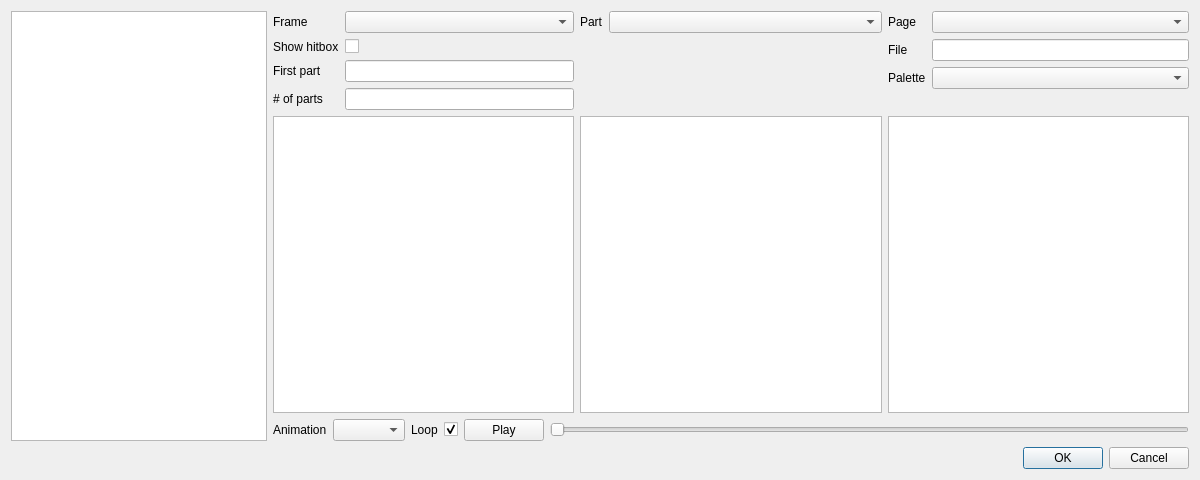
First picture: the form in dsvedit/sprite_editor.ui, repository LagoLunatic/DSVEdit, before the edit.
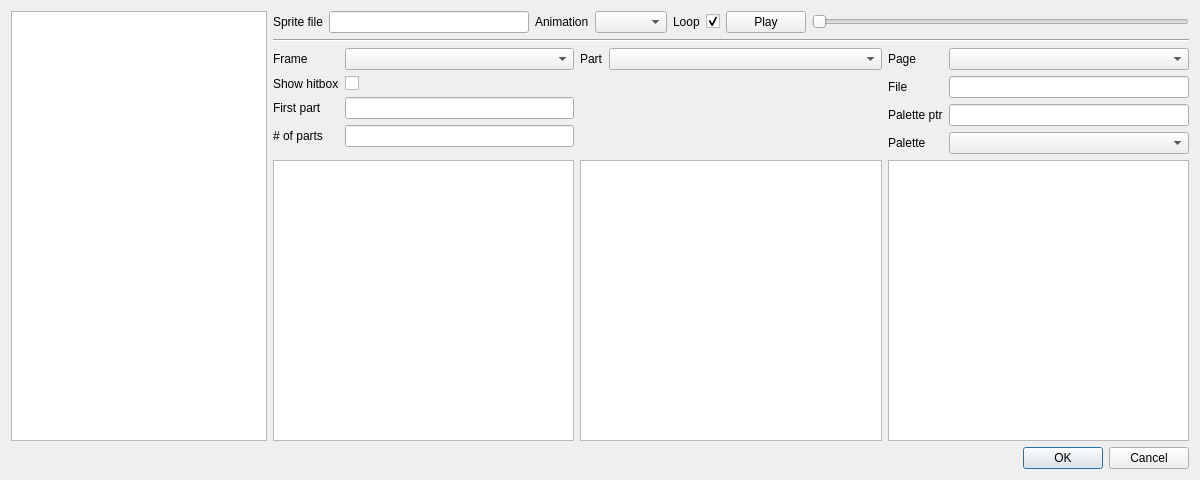
Second picture: the form after the edit.

Commit message: Sprite editor: Display sprite filename and palette pointer

What changed in the file:
```diff
--- a/dsvedit/sprite_editor.ui
+++ b/dsvedit/sprite_editor.ui
@@ -32,6 +32,75 @@
         <layout class="QVBoxLayout" name="verticalLayout_3">
          <item>
           <layout class="QVBoxLayout" name="verticalLayout_9">
+           <item>
+            <layout class="QHBoxLayout" name="horizontalLayout">
+             <item>
+              <widget class="QLabel" name="label_12">
+               <property name="text">
+                <string>Sprite file</string>
+               </property>
+              </widget>
+             </item>
+             <item>
+              <widget class="QLineEdit" name="sprite_file_name">
+               <property name="maximumSize">
+                <size>
+                 <width>200</width>
+                 <height>16777215</height>
+                </size>
+               </property>
+              </widget>
+             </item>
+             <item>
+              <widget class="QLabel" name="label_3">
+               <property name="text">
+                <string>Animation</string>
+               </property>
+              </widget>
+             </item>
+             <item>
+              <widget class="QComboBox" name="animation_index"/>
+             </item>
+             <item>
+              <widget class="QLabel" name="label_8">
+               <property name="text">
+                <string>Loop</string>
+               </property>
+              </widget>
+             </item>
+             <item>
+              <widget class="QCheckBox" name="loop_animation">
+               <property name="text">
+                <string/>
+               </property>
+               <property name="checked">
+                <bool>true</bool>
+               </property>
+              </widget>
+             </item>
+             <item>
+              <widget class="QPushButton" name="toggle_paused_button">
+               <property name="text">
+                <string>Play</string>
+               </property>
+              </widget>
+             </item>
+             <item>
+              <widget class="QSlider" name="seek_slider">
+               <property name="orientation">
+                <enum>Qt::Horizontal</enum>
+               </property>
+              </widget>
+             </item>
+            </layout>
+           </item>
+           <item>
+            <widget class="Line" name="line">
+             <property name="orientation">
+              <enum>Qt::Horizontal</enum>
+             </property>
+            </widget>
+           </item>
            <item>
             <layout class="QHBoxLayout" name="horizontalLayout_3" stretch="1,1,1">
              <item>
@@ -104,9 +173,9 @@
              </item>
              <item>
               <layout class="QFormLayout" name="formLayout">
-               <item row="0" column="1">
-                <widget class="QComboBox" name="gfx_page_index"/>
-               </item>
+               <property name="fieldGrowthPolicy">
+                <enum>QFormLayout::AllNonFixedFieldsGrow</enum>
+               </property>
                <item row="0" column="0">
                 <widget class="QLabel" name="label">
                  <property name="text">
@@ -114,8 +183,8 @@
                  </property>
                 </widget>
                </item>
-               <item row="1" column="1">
-                <widget class="QLineEdit" name="gfx_file_name"/>
+               <item row="0" column="1">
+                <widget class="QComboBox" name="gfx_page_index"/>
                </item>
                <item row="1" column="0">
                 <widget class="QLabel" name="label_2">
@@ -124,16 +193,29 @@
                  </property>
                 </widget>
                </item>
-               <item row="2" column="1">
-                <widget class="QComboBox" name="palette_index"/>
+               <item row="1" column="1">
+                <widget class="QLineEdit" name="gfx_file_name"/>
                </item>
                <item row="2" column="0">
+                <widget class="QLabel" name="label_11">
+                 <property name="text">
+                  <string>Palette ptr</string>
+                 </property>
+                </widget>
+               </item>
+               <item row="2" column="1">
+                <widget class="QLineEdit" name="palette_pointer"/>
+               </item>
+               <item row="3" column="0">
                 <widget class="QLabel" name="label_7">
                  <property name="text">
                   <string>Palette</string>
                  </property>
                 </widget>
                </item>
+               <item row="3" column="1">
+                <widget class="QComboBox" name="palette_index"/>
+               </item>
               </layout>
              </item>
             </layout>
@@ -155,51 +237,6 @@
          </item>
         </layout>
        </item>
-       <item>
-        <layout class="QHBoxLayout" name="horizontalLayout">
-         <item>
-          <widget class="QLabel" name="label_3">
-           <property name="text">
-            <string>Animation</string>
-           </property>
-          </widget>
-         </item>
-         <item>
-          <widget class="QComboBox" name="animation_index"/>
-         </item>
-         <item>
-          <widget class="QLabel" name="label_8">
-           <property name="text">
-            <string>Loop</string>
-           </property>
-          </widget>
-         </item>
-         <item>
-          <widget class="QCheckBox" name="loop_animation">
-           <property name="text">
-            <string/>
-           </property>
-           <property name="checked">
-            <bool>true</bool>
-           </property>
-          </widget>
-         </item>
-         <item>
-          <widget class="QPushButton" name="toggle_paused_button">
-           <property name="text">
-            <string>Play</string>
-           </property>
-          </widget>
-         </item>
-         <item>
-          <widget class="QSlider" name="seek_slider">
-           <property name="orientation">
-            <enum>Qt::Horizontal</enum>
-           </property>
-          </widget>
-         </item>
-        </layout>
-       </item>
       </layout>
      </item>
     </layout>
```
The commit also changes 1 other file.
